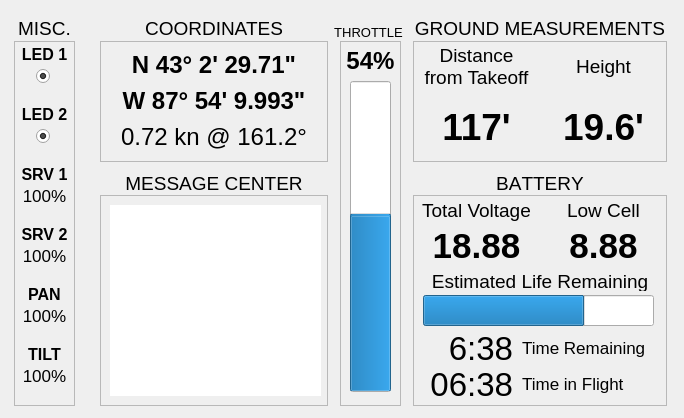
Qt form mainwindow.ui (barnett72/QUADgui) before a commit.
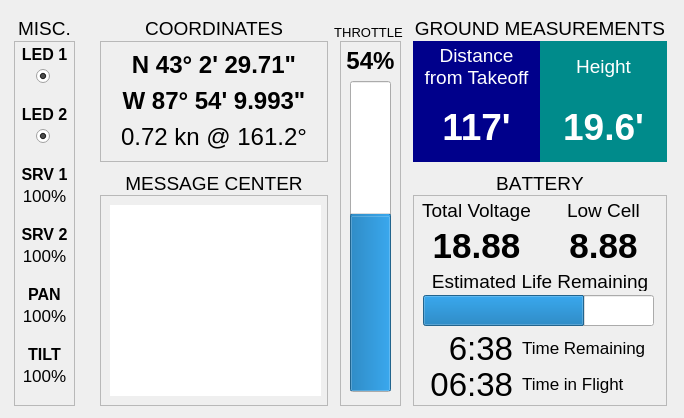
The same form after that commit. Icons and pictures are not drawn.

The edit to the form file:
```diff
--- a/mainwindow.ui
+++ b/mainwindow.ui
@@ -418,6 +418,9 @@
         <bold>true</bold>
        </font>
       </property>
+      <property name="styleSheet">
+       <string notr="true">QLabel { background-color : darkCyan; color : white; }</string>
+      </property>
       <property name="text">
        <string>19.6'</string>
       </property>
@@ -439,6 +442,9 @@
         <pointsize>14</pointsize>
        </font>
       </property>
+      <property name="styleSheet">
+       <string notr="true">QLabel { background-color : darkCyan; color : white; }</string>
+      </property>
       <property name="text">
        <string>Height</string>
       </property>
@@ -462,6 +468,9 @@
         <bold>true</bold>
        </font>
       </property>
+      <property name="styleSheet">
+       <string notr="true">QLabel { background-color : darkBlue; color : white; }</string>
+      </property>
       <property name="text">
        <string>117'</string>
       </property>
@@ -483,6 +492,9 @@
         <pointsize>14</pointsize>
        </font>
       </property>
+      <property name="styleSheet">
+       <string notr="true">QLabel { background-color : darkBlue; color : white; }</string>
+      </property>
       <property name="text">
        <string>Distance
 from Takeoff</string>
```
